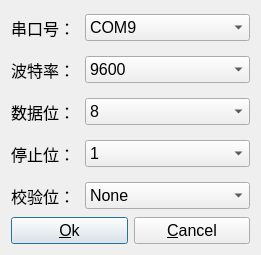
Above: window/comdialog.ui from leek520/WBP before the change. Below: the same form after it.
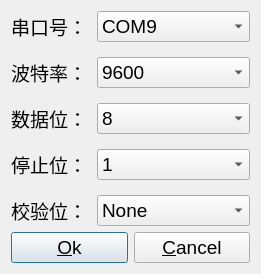
That is the form after the change.

```diff
--- a/window/comdialog.ui
+++ b/window/comdialog.ui
@@ -15,7 +15,7 @@
   </property>
   <property name="font">
    <font>
-    <pointsize>12</pointsize>
+    <pointsize>14</pointsize>
    </font>
   </property>
   <property name="windowTitle">
```
